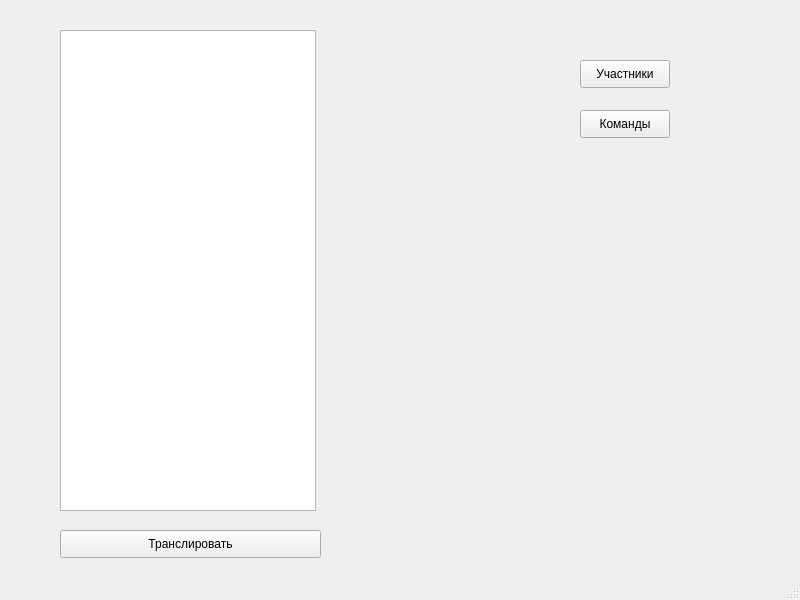
First picture: the form in main_window.ui, repository PrincePepper/DVFU_Course_work_2020_yeticup, before the edit.
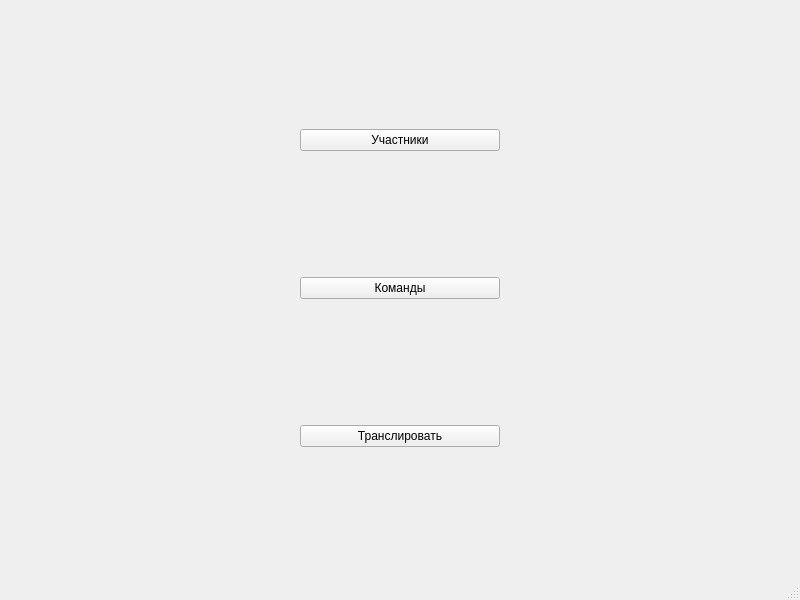
Second picture: the form after the edit.

Commit message: теперь элементы в окнах меняют местоположение при растягивании

```diff
--- a/main_window.ui
+++ b/main_window.ui
@@ -14,55 +14,47 @@
    <string>MainWindow</string>
   </property>
   <widget class="QWidget" name="centralwidget">
-   <widget class="QPushButton" name="show_teams_button">
-    <property name="geometry">
-     <rect>
-      <x>580</x>
-      <y>110</y>
-      <width>90</width>
-      <height>28</height>
-     </rect>
-    </property>
-    <property name="text">
-     <string>Команды</string>
-    </property>
-   </widget>
+   <layout class="QGridLayout" name="gridLayout">
+    <item row="0" column="0">
    <widget class="QPushButton" name="show_players_button">
-    <property name="geometry">
-     <rect>
-      <x>580</x>
-      <y>60</y>
-      <width>90</width>
-      <height>28</height>
-     </rect>
+      <property name="maximumSize">
+       <size>
+        <width>200</width>
+        <height>16777215</height>
+       </size>
     </property>
     <property name="text">
      <string>Участники</string>
     </property>
    </widget>
+    </item>
+    <item row="1" column="0">
+     <widget class="QPushButton" name="show_teams_button">
+      <property name="maximumSize">
+       <size>
+        <width>200</width>
+        <height>16777215</height>
+       </size>
+      </property>
+      <property name="text">
+       <string>Команды</string>
+      </property>
+     </widget>
+    </item>
+    <item row="2" column="0">
    <widget class="QPushButton" name="pushButton">
-    <property name="geometry">
-     <rect>
-      <x>60</x>
-      <y>530</y>
-      <width>261</width>
-      <height>28</height>
-     </rect>
+      <property name="maximumSize">
+       <size>
+        <width>200</width>
+        <height>16777215</height>
+       </size>
     </property>
     <property name="text">
      <string>Транслировать</string>
     </property>
    </widget>
-   <widget class="QTableView" name="tableView">
-    <property name="geometry">
-     <rect>
-      <x>60</x>
-      <y>30</y>
-      <width>256</width>
-      <height>481</height>
-     </rect>
-    </property>
-   </widget>
+    </item>
+   </layout>
   </widget>
   <widget class="QStatusBar" name="statusbar"/>
  </widget>
```
Lines whose indentation alone changed are shown as unchanged. The commit also changes 6 other files.
